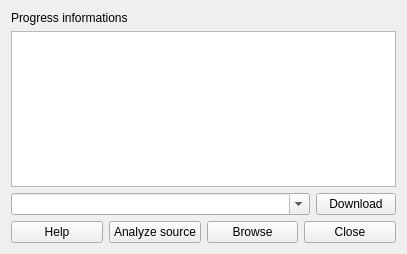
This is src/qt_gui/extractor.ui in mavak/linux-track as Qt 5 draws it before an edit. The edited form follows.
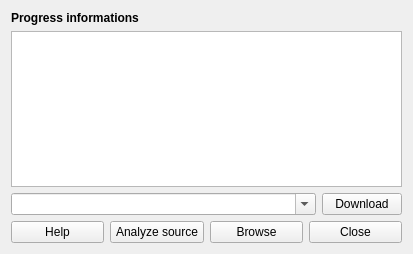
This is the edited form.

Patch:
```diff
--- a/src/qt_gui/extractor.ui
+++ b/src/qt_gui/extractor.ui
@@ -6,7 +6,7 @@
    <rect>
     <x>0</x>
     <y>0</y>
-    <width>407</width>
+    <width>413</width>
     <height>254</height>
    </rect>
   </property>
@@ -18,6 +18,12 @@
     <layout class="QVBoxLayout" name="verticalLayout">
      <item>
       <widget class="QLabel" name="label">
+       <property name="font">
+        <font>
+         <weight>75</weight>
+         <bold>true</bold>
+        </font>
+       </property>
        <property name="text">
         <string>Progress informations</string>
        </property>
```
